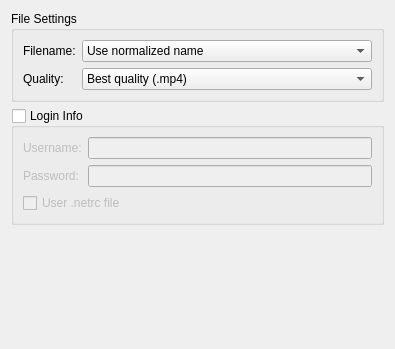
First picture: the form in transfer-plugins/contentfetch/scripts/youtubedl/youtube_option.ui, repository KDE/kget, before the edit.
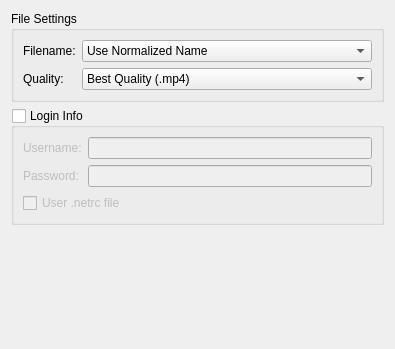
Second picture: the form after the edit.

Patch:
```diff
--- a/transfer-plugins/contentfetch/scripts/youtubedl/youtube_option.ui
+++ b/transfer-plugins/contentfetch/scripts/youtubedl/youtube_option.ui
@@ -30,7 +30,7 @@
        <widget class="QComboBox" name="fileNameComboBox" >
         <item>
          <property name="text" >
-          <string>Use normalized name</string>
+          <string>Use Normalized Name</string>
          </property>
         </item>
         <item>
@@ -51,7 +51,7 @@
        <widget class="QComboBox" name="qualityComboBox" >
         <item>
          <property name="text" >
-          <string>Best quality (.mp4)</string>
+          <string>Best Quality (.mp4)</string>
          </property>
         </item>
         <item>
```
Left out of the diff: 4 changed lines with no effect on the pictures.
